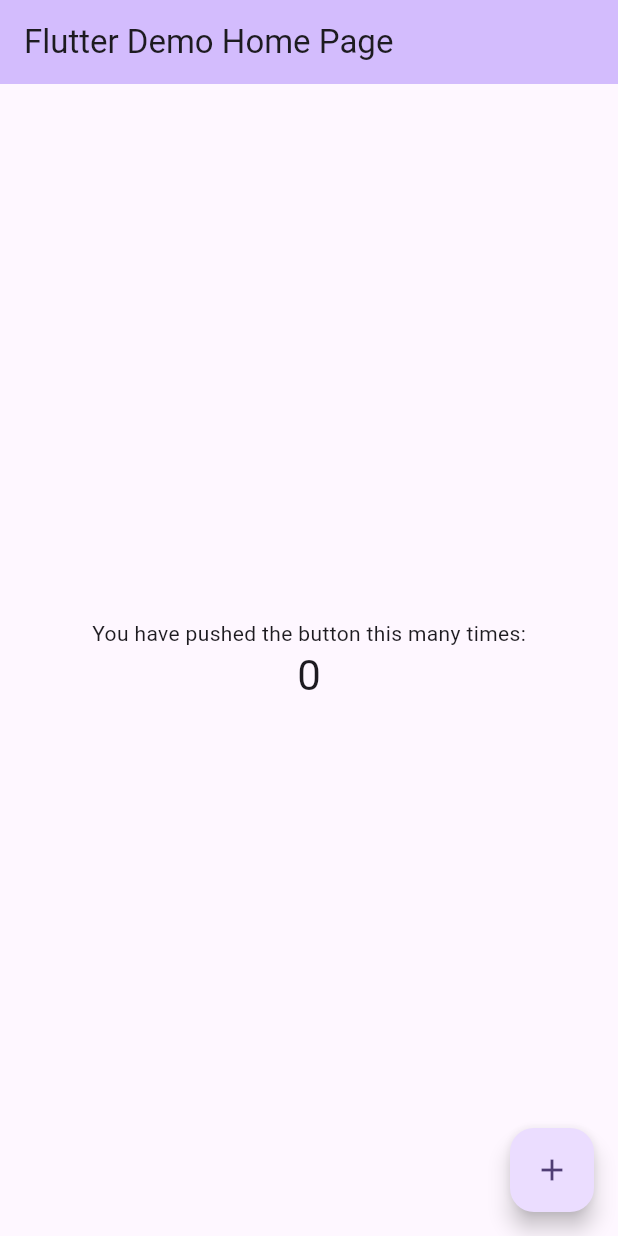
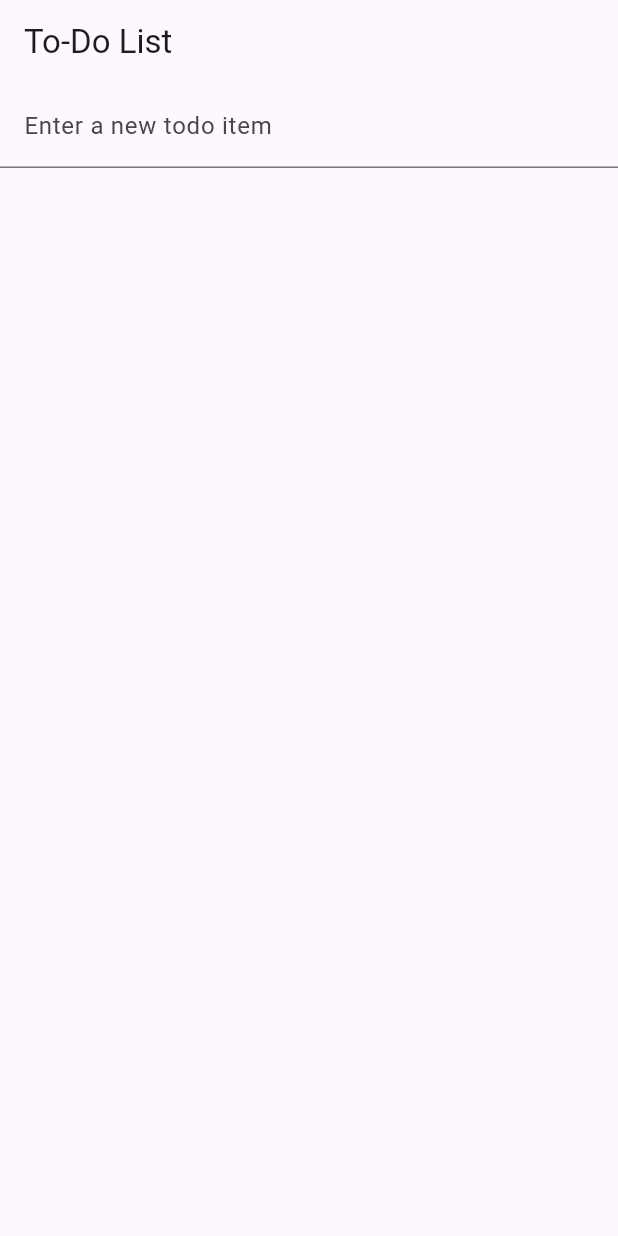
Before and after one commit to bonbonsiregar/ToDoList-Flutter, a Flutter app: the screen it shows after launch, on a phone screen of 412 x 824 dp. Run offline on Flutter 3.47's test engine with Material 3 defaults, Android fonts, the phone set to English and light mode, and no system bars.

Commit message:
added simple functionality
- Add task
- Remove task

```diff
--- a/lib/main.dart
+++ b/lib/main.dart
@@ -1,125 +1,69 @@
 import 'package:flutter/material.dart';
 
 void main() {
-  runApp(const MyApp());
+  runApp(TodoListApp());
 }
 
-class MyApp extends StatelessWidget {
-  const MyApp({super.key});
+class TodoListApp extends StatefulWidget {
+  @override
+  _TodoListAppState createState() => _TodoListAppState();
+}
 
-  // This widget is the root of your application.
+class _TodoListAppState extends State<TodoListApp> {
+  final _todoItems = <String>[];
+  final _textEditingController = TextEditingController();
+
   @override
   Widget build(BuildContext context) {
     return MaterialApp(
-      title: 'Flutter Demo',
-      theme: ThemeData(
-        // This is the theme of your application.
-        //
-        // TRY THIS: Try running your application with "flutter run". You'll see
-        // the application has a blue toolbar. Then, without quitting the app,
-        // try changing the seedColor in the colorScheme below to Colors.green
-        // and then invoke "hot reload" (save your changes or press the "hot
-        // reload" button in a Flutter-supported IDE, or press "r" if you used
-        // the command line to start the app).
-        //
-        // Notice that the counter didn't reset back to zero; the application
-        // state is not lost during the reload. To reset the state, use hot
-        // restart instead.
-        //
-        // This works for code too, not just values: Most code changes can be
-        // tested with just a hot reload.
-        colorScheme: ColorScheme.fromSeed(seedColor: Colors.deepPurple),
-        useMaterial3: true,
+      title: 'Simple To-Do List App',
+      home: Directionality(
+        textDirection: TextDirection.ltr,
+        child: Scaffold(
+          appBar: AppBar(
+            title: Text('To-Do List'),
+          ),
+          body: Column(
+            children: [
+              TextField(
+                controller: _textEditingController,
+                onSubmitted: _addTodoItem,
+                decoration: InputDecoration(
+                  hintText: 'Enter a new todo item',
+                  contentPadding: EdgeInsets.all(16.0),
+                ),
+              ),
+              Expanded(
+                child: ListView.builder(
+                  itemCount: _todoItems.length,
+                  itemBuilder: (context, index) {
+                    return ListTile(
+                      title: Text(_todoItems[index]),
+                      trailing: IconButton(
+                        icon: Icon(Icons.delete),
+                        onPressed: () => _removeTodoItem(index),
+                      ),
+                    );
+                  },
+                ),
+              ),
+            ],
+          ),
+        ),
       ),
-      home: const MyHomePage(title: 'Flutter Demo Home Page'),
     );
   }
-}
 
-class MyHomePage extends StatefulWidget {
-  const MyHomePage({super.key, required this.title});
-
-  // This widget is the home page of your application. It is stateful, meaning
-  // that it has a State object (defined below) that contains fields that affect
-  // how it looks.
-
-  // This class is the configuration for the state. It holds the values (in this
-  // case the title) provided by the parent (in this case the App widget) and
-  // used by the build method of the State. Fields in a Widget subclass are
-  // always marked "final".
-
-  final String title;
-
-  @override
-  State<MyHomePage> createState() => _MyHomePageState();
-}
-
-class _MyHomePageState extends State<MyHomePage> {
-  int _counter = 0;
-
-  void _incrementCounter() {
+  void _addTodoItem(String title) {
     setState(() {
-      // This call to setState tells the Flutter framework that something has
-      // changed in this State, which causes it to rerun the build method below
-      // so that the display can reflect the updated values. If we changed
-      // _counter without calling setState(), then the build method would not be
-      // called again, and so nothing would appear to happen.
-      _counter++;
+      _todoItems.add(title);
+      _textEditingController.clear();
     });
   }
 
-  @override
-  Widget build(BuildContext context) {
-    // This method is rerun every time setState is called, for instance as done
-    // by the _incrementCounter method above.
-    //
-    // The Flutter framework has been optimized to make rerunning build methods
-    // fast, so that you can just rebuild anything that needs updating rather
-    // than having to individually change instances of widgets.
-    return Scaffold(
-      appBar: AppBar(
-        // TRY THIS: Try changing the color here to a specific color (to
-        // Colors.amber, perhaps?) and trigger a hot reload to see the AppBar
-        // change color while the other colors stay the same.
-        backgroundColor: Theme.of(context).colorScheme.inversePrimary,
-        // Here we take the value from the MyHomePage object that was created by
-        // the App.build method, and use it to set our appbar title.
-        title: Text(widget.title),
-      ),
-      body: Center(
-        // Center is a layout widget. It takes a single child and positions it
-        // in the middle of the parent.
-        child: Column(
-          // Column is also a layout widget. It takes a list of children and
-          // arranges them vertically. By default, it sizes itself to fit its
-          // children horizontally, and tries to be as tall as its parent.
-          //
-          // Column has various properties to control how it sizes itself and
-          // how it positions its children. Here we use mainAxisAlignment to
-          // center the children vertically; the main axis here is the vertical
-          // axis because Columns are vertical (the cross axis would be
-          // horizontal).
-          //
-          // TRY THIS: Invoke "debug painting" (choose the "Toggle Debug Paint"
-          // action in the IDE, or press "p" in the console), to see the
-          // wireframe for each widget.
-          mainAxisAlignment: MainAxisAlignment.center,
-          children: <Widget>[
-            const Text(
-              'You have pushed the button this many times:',
-            ),
-            Text(
-              '$_counter',
-              style: Theme.of(context).textTheme.headlineMedium,
-            ),
-          ],
-        ),
-      ),
-      floatingActionButton: FloatingActionButton(
-        onPressed: _incrementCounter,
-        tooltip: 'Increment',
-        child: const Icon(Icons.add),
-      ), // This trailing comma makes auto-formatting nicer for build methods.
-    );
+  void _removeTodoItem(int index) {
+    setState(() {
+      _todoItems.removeAt(index);
+    });
   }
 }
```
Also changed, not shown: 2 other files.
